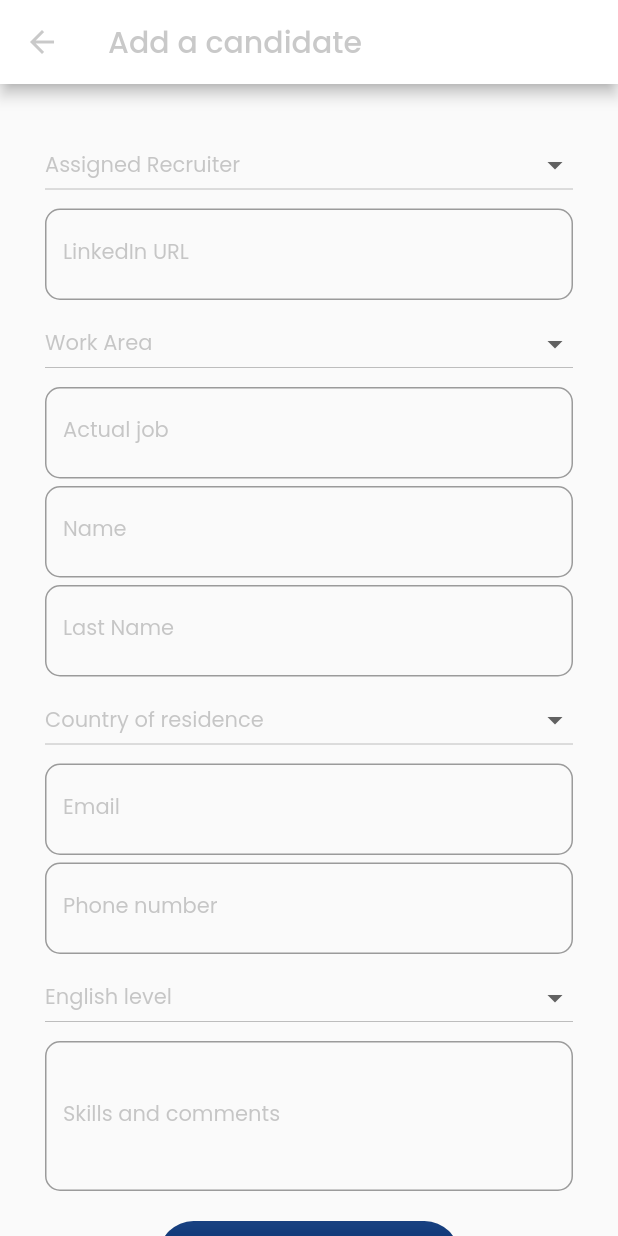
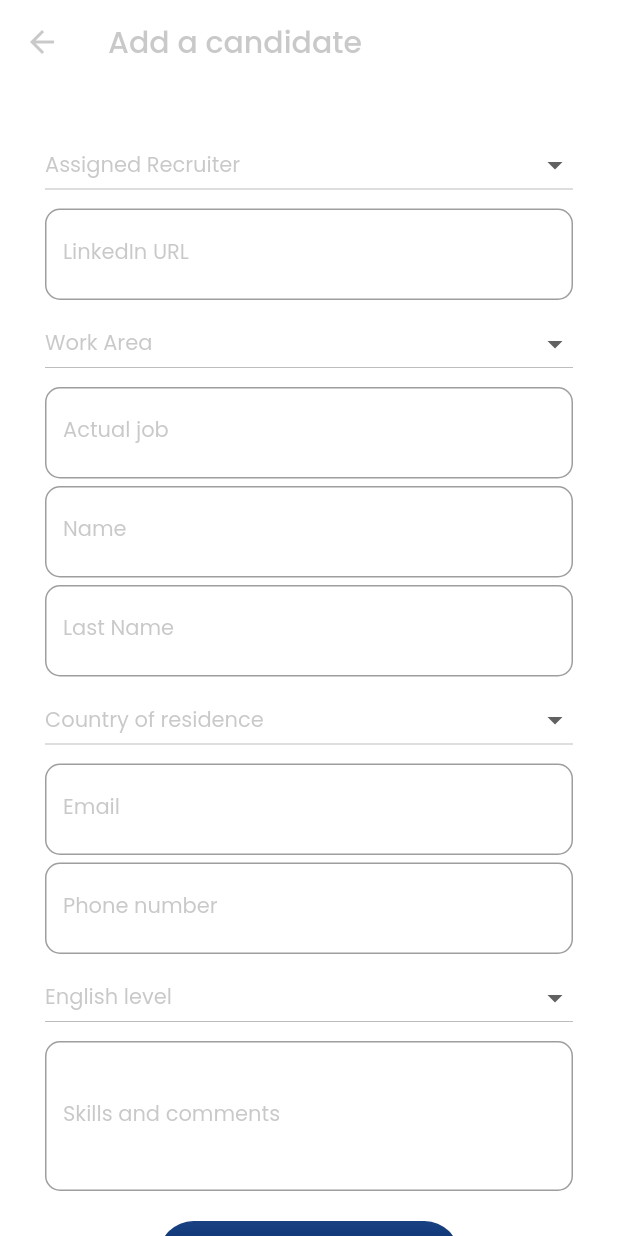
Before and after one commit to golomanos/RRHHassistant, a Flutter app: the screen it shows after launch, after a tap on the "add" icon, on a phone screen of 412 x 824 dp. Run offline on Flutter 3.47's test engine with Material 2 defaults, Android fonts, the light colour scheme and no system bars; our stand-ins replace google_fonts, sqflite; accounts and stored records are empty.

Commit message:
Adding tabbar and background white

```diff
--- a/lib/src/pages/add_candidate.dart
+++ b/lib/src/pages/add_candidate.dart
@@ -55,7 +55,9 @@ class _AddCandidatePageState extends State<AddCandidatePage> {
   @override
   Widget build(BuildContext context) {
     return Scaffold(
+      backgroundColor: Colors.white,
       appBar: AppBar(
+        elevation: 0.0,
         iconTheme: Theme.of(context)
             .primaryIconTheme
             .copyWith(color: Color.fromARGB(100, 117, 117, 117)),
--- a/lib/src/pages/home_page.dart
+++ b/lib/src/pages/home_page.dart
@@ -22,6 +22,22 @@ class _HomePageState extends State<HomePage> {
   Widget build(BuildContext context) {
     return Scaffold(
         floatingActionButtonLocation: FloatingActionButtonLocation.endFloat,
+        backgroundColor: Colors.white,
+        appBar: AppBar(
+          elevation: 0.0,
+          backgroundColor: Colors.white,
+          title: Image(
+            alignment: AlignmentDirectional.centerStart,
+            image: AssetImage('assets/images/teravisionlogo.png'),
+            height: 21.0,
+          ),
+          actions: [
+            IconButton(
+              icon: Icon(Icons.search, color: Color.fromRGBO(0, 45, 116, 1),),
+              onPressed: () {},
+            )
+          ],
+        ),
         floatingActionButton: FloatingActionButton(
           onPressed: () {
             Navigator.pushNamed(context, 'candidate');
@@ -33,29 +49,10 @@ class _HomePageState extends State<HomePage> {
           crossAxisAlignment: CrossAxisAlignment.start,
           children: [
             Container(
-              margin: EdgeInsets.only(top: 60.0, left: 16.0, right: 0.0),
+              margin: EdgeInsets.only(top: 30.0, left: 16.0, right: 0.0),
               child: Column(
                 crossAxisAlignment: CrossAxisAlignment.start,
                 children: [
-                  Row(
-                    children: [
-                      Expanded(
-                        child: Image(
-                          alignment: AlignmentDirectional.centerStart,
-                          image: AssetImage('assets/images/teravisionlogo.png'),
-                          height: 21.0,
-                        ),
-                      ),
-                      Container(
-                          child: Image(
-                        image: AssetImage('assets/images/filter_icon.png'),
-                        height: 48.0,
-                      )),
-                    ],
-                  ),
-                  SizedBox(
-                    height: 30.0,
-                  ),
                   Text(
                     'Welcome to your',
                     style: TextStyle(
@@ -81,6 +78,9 @@ class _HomePageState extends State<HomePage> {
               height: 40.0,
             ),
             Container(height: 35.0, child: _createChips(_activeChip)),
+            SizedBox(
+              height: 20.0,
+            ),
             Expanded(child: _list.length > 0 ? _creaList() : _showMessage())
           ],
         ));
@@ -254,7 +254,7 @@ class _HomePageState extends State<HomePage> {
           elevation: 0.0,
           onPressed: () {
             _activeChip = 3;
-            _getListElements('In Proposal');
+            _getListElements('RRHH review');
           },
           shape:
               RoundedRectangleBorder(borderRadius: BorderRadius.circular(20.0)),
@@ -262,7 +262,7 @@ class _HomePageState extends State<HomePage> {
               ? Color.fromRGBO(103, 166, 94, 1)
               : Color.fromRGBO(226, 226, 226, 1),
           child: Text(
-            'In Proposal',
+            'RRHH review',
             style: TextStyle(
                 color: active == 3
                     ? Colors.white
@@ -325,7 +325,7 @@ class _HomePageState extends State<HomePage> {
 
   Widget _getInterviewerImage(String rrhhInterviewer) {
     AssetImage image;
-    if(rrhhInterviewer == 'Claudia Dos Santos') {
+    if (rrhhInterviewer == 'Claudia Dos Santos') {
       image = AssetImage('assets/images/claudia.png');
     } else if (rrhhInterviewer == 'Yessnehidy Contreras') {
       image = AssetImage('assets/images/yessnehidy.png');
```
